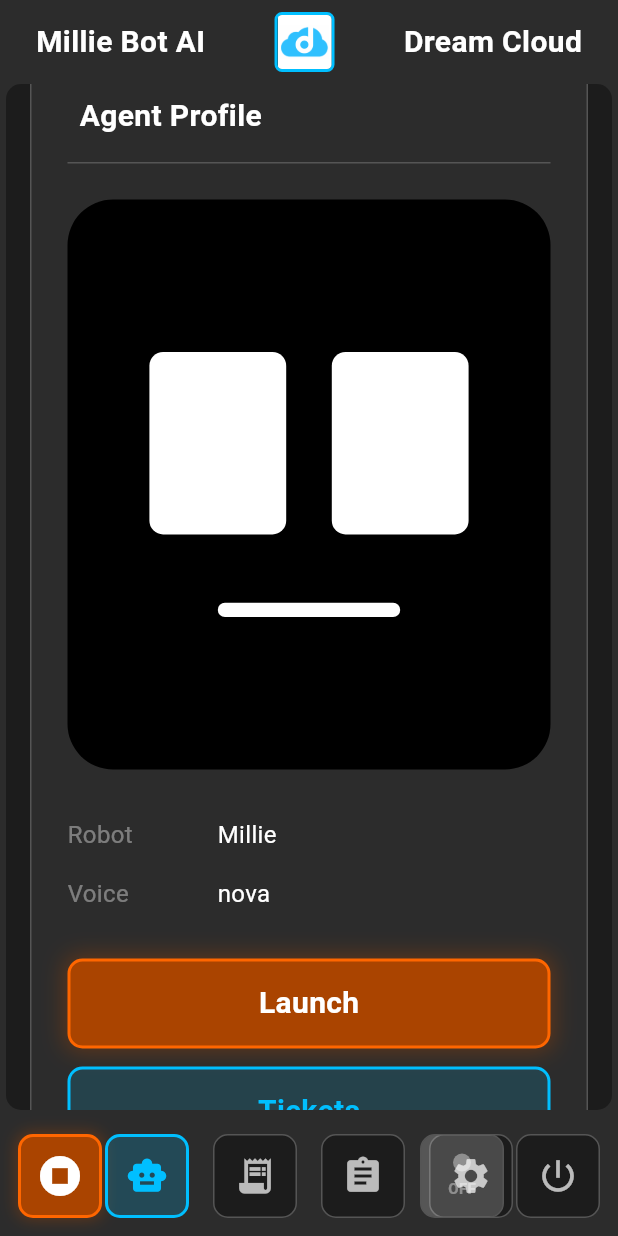
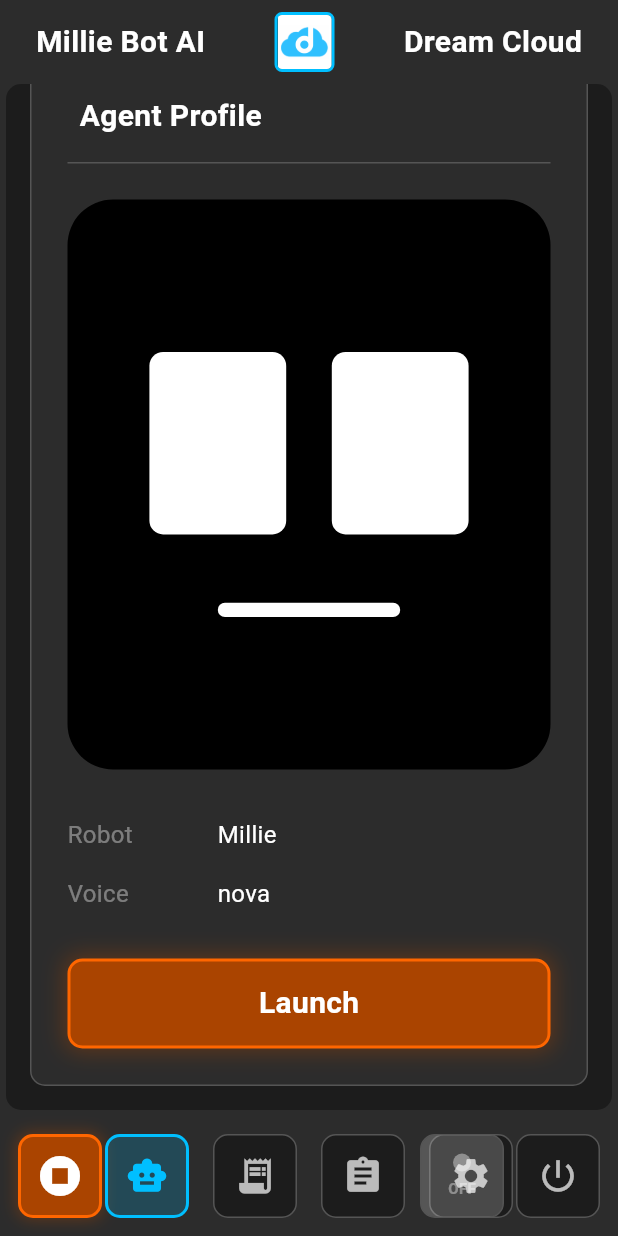
Before and after one commit to DreamCloudClub/millie_ai, a Flutter app: the screen it shows after launch, scrolled down 34 dp, on a phone screen of 412 x 824 dp. Run offline on Flutter 3.47's test engine with Material 3 defaults, Android fonts, the phone set to English and light mode, and no system bars; our stand-ins replace flutter_dotenv, just_audio, shelf, wakelock_plus; missing offline and left inert: flutter_webrtc, porcupine_flutter, record, screen_brightness; network calls fail.

Commit message:
Remove Tickets button from Launch page (now in bottom nav)

```diff
--- a/lib/pages/home_page.dart
+++ b/lib/pages/home_page.dart
@@ -685,7 +685,6 @@
         return LaunchPage(
           rosBridge: rosBridge,
           onLaunch: _launchFace,
-          onShowTickets: () => setState(() => _currentView = MainView.tickets),
         );
       case MainView.settings:
         return SettingsPage(
--- a/lib/pages/launch_page.dart
+++ b/lib/pages/launch_page.dart
@@ -9,13 +9,11 @@
 class LaunchPage extends StatefulWidget {
   final RosBridge rosBridge;
   final VoidCallback onLaunch;
-  final VoidCallback onShowTickets;
 
   const LaunchPage({
     super.key,
     required this.rosBridge,
     required this.onLaunch,
-    required this.onShowTickets,
   });
 
   @override
@@ -208,32 +206,6 @@
                       ),
                     ),
                   ),
-
-                  const SizedBox(height: AppSpacing.md),
-
-                  // Tickets Button (Blue)
-                  GestureDetector(
-                    onTap: widget.onShowTickets,
-                    child: Container(
-                      width: double.infinity,
-                      height: 60,
-                      decoration: BoxDecoration(
-                        color: AppColors.accent.withOpacity(0.15),
-                        borderRadius: BorderRadius.circular(AppRadius.medium),
-                        border: Border.all(color: AppColors.accent, width: 2),
-                      ),
-                      child: const Center(
-                        child: Text(
-                          'Tickets',
-                          style: TextStyle(
-                            color: AppColors.accent,
-                            fontSize: 20,
-                            fontWeight: FontWeight.bold,
-                          ),
-                        ),
-                      ),
-                    ),
-                  ),
                 ],
               ),
             ),
```
